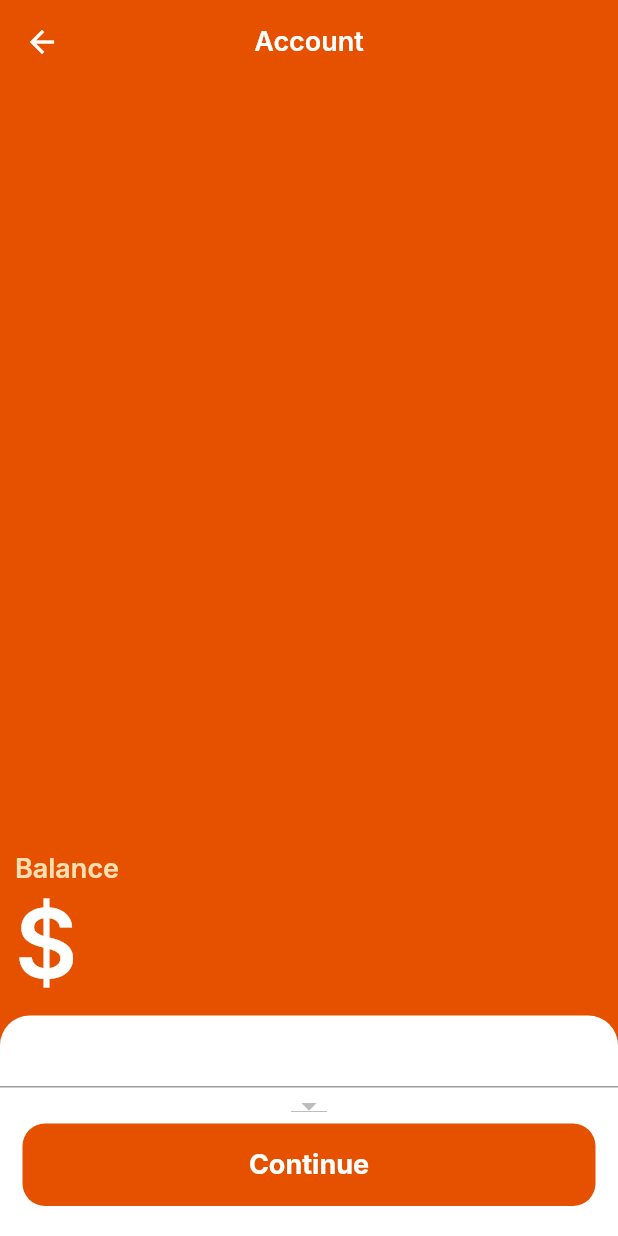
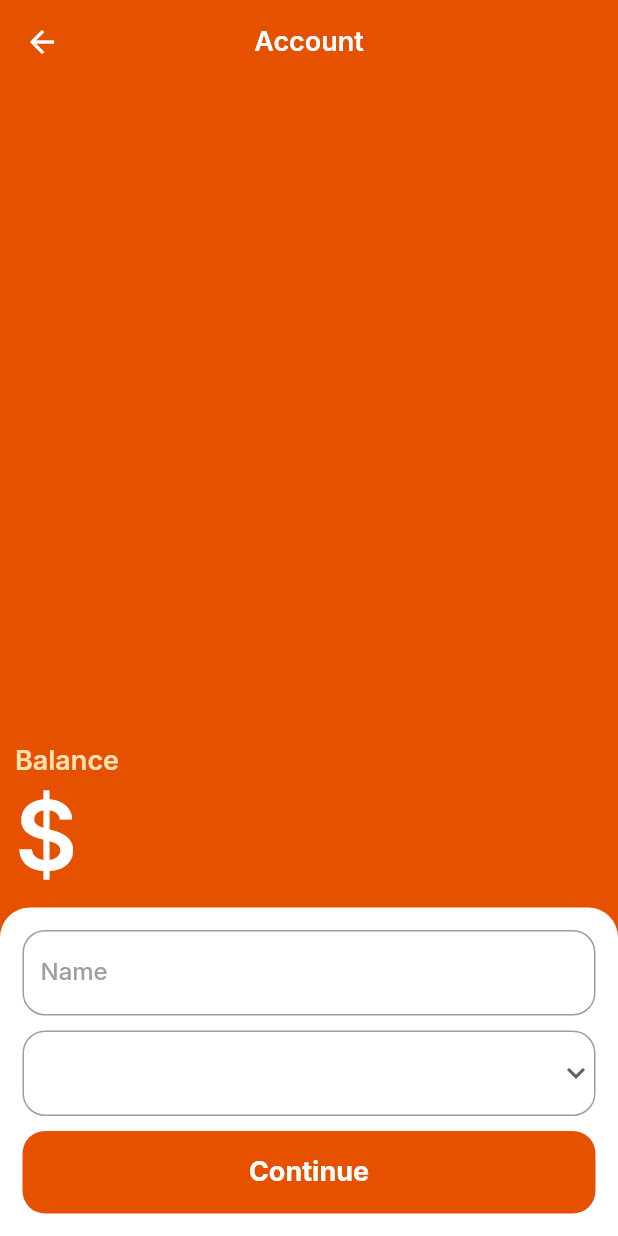
Before and after one commit to JMarinez/gatao, a Flutter app: the AccountScreen screen opened directly, after a tap on "+ Add new wallet", on a phone screen of 412 x 824 dp. Run offline on Flutter 3.47's test engine with Material 2 defaults, Android fonts, the light colour scheme and no system bars; our stand-ins replace flutter_svg, google_fonts.

Commit message:
[UPD] Styling dropdownbutton

```diff
--- a/lib/src/components/long_bottom_button.dart
+++ b/lib/src/components/long_bottom_button.dart
@@ -4,17 +4,19 @@ import 'package:google_fonts/google_fonts.dart';
 class LongBottomButton extends StatelessWidget {
   final String label;
   final Function onTap;
+  final double? padding;
 
   const LongBottomButton({
     Key? key,
     required this.label,
     required this.onTap,
+    this.padding,
   }) : super(key: key);
 
   @override
   Widget build(BuildContext context) {
     return Padding(
-      padding: const EdgeInsets.symmetric(horizontal: 15.0),
+      padding: EdgeInsets.symmetric(horizontal: padding ?? 15.0),
       child: MaterialButton(
         splashColor: Colors.transparent,
         highlightColor: Colors.transparent,
--- a/lib/src/screens/account/create_wallet_screen.dart
+++ b/lib/src/screens/account/create_wallet_screen.dart
@@ -6,7 +6,7 @@ import '../../components/flat_app_bar.dart';
 import '../../models/wallet.dart';
 import '../../themes/gatao_themes.dart';
 
-class CreateWalletScreen extends StatelessWidget {
+class CreateWalletScreen extends StatefulWidget {
   final String title;
   final Function(Wallet)? onCreate;
   final Function(Wallet)? onUpdate;
@@ -21,12 +21,25 @@ class CreateWalletScreen extends StatelessWidget {
   }) : super(key: key);
 
   @override
+  State<CreateWalletScreen> createState() => _CreateWalletScreenState();
+}
+
+class _CreateWalletScreenState extends State<CreateWalletScreen> {
+  String dropdownValue = '';
+
+  var items = [
+    '',
+    'Wallet',
+    'Bank',
+  ];
+
+  @override
   Widget build(BuildContext context) {
     return Scaffold(
       appBar: PreferredSize(
         preferredSize: const Size.fromHeight(56.0),
         child: FlatAppBar(
-          title: title,
+          title: widget.title,
           appBarTheme: GataoTheme.darkAppBarTitle,
           backgroundColor: Theme.of(context).primaryColor,
           iconColor: Colors.white,
@@ -61,16 +74,58 @@ class CreateWalletScreen extends StatelessWidget {
           const SizedBox(height: 10.0),
           Container(
             child: Column(
+              crossAxisAlignment: CrossAxisAlignment.start,
               children: [
-                TextField(),
-                DropdownButton(items: null, onChanged: (item) {}),
+                const SizedBox(height: 15.0),
+                Padding(
+                  padding: const EdgeInsets.symmetric(horizontal: 15.0),
+                  child: TextFormField(
+                    decoration: InputDecoration(
+                        border: OutlineInputBorder(
+                            borderRadius: BorderRadius.circular(15.0)),
+                        labelText: 'Name',
+                        labelStyle: GataoTheme.formLabelStyle),
+                  ),
+                ),
+                const SizedBox(height: 10.0),
+                Padding(
+                  padding: const EdgeInsets.symmetric(horizontal: 15.0),
+                  child: Container(
+                    alignment: Alignment.center,
+                    height: 57.0,
+                    decoration: BoxDecoration(
+                        borderRadius: BorderRadius.circular(15.0),
+                        border: Border.all(color: Colors.grey)),
+                    child: Padding(
+                      padding: const EdgeInsets.only(left: 10.0),
+                      child: DropdownButton(
+                        style: GataoTheme.formLabelStyle,
+                        underline: Container(),
+                        hint: Text('Account Type'),
+                        isExpanded: true,
+                        value: dropdownValue,
+                        icon: const Icon(Icons.keyboard_arrow_down),
+                        items: items.map((String items) {
+                          return DropdownMenuItem(
+                            value: items,
+                            child: Text(items),
+                          );
+                        }).toList(),
+                        onChanged: (String? newValue) {
+                          setState(() {
+                            dropdownValue = newValue!;
+                          });
+                        },
+                      ),
+                    ),
+                  ),
+                ),
+                const SizedBox(height: 10.0),
                 LongBottomButton(
                   label: 'Continue',
                   onTap: () => print('Continue'),
                 ),
-                const SizedBox(
-                  height: 20.0,
-                )
+                const SizedBox(height: 15.0),
               ],
             ),
             decoration: const BoxDecoration(
--- a/lib/src/themes/gatao_themes.dart
+++ b/lib/src/themes/gatao_themes.dart
@@ -30,6 +30,11 @@ class GataoTheme {
     fontSize: 18.0,
     fontWeight: FontWeight.w600,
     color: Colors.white,
+  );
+
+  static TextStyle formLabelStyle = GoogleFonts.inter(
+    fontSize: 16.0,
+    color: Colors.grey,
   );
 
   static TextStyle walletBalanceText = GoogleFonts.inter(
```
